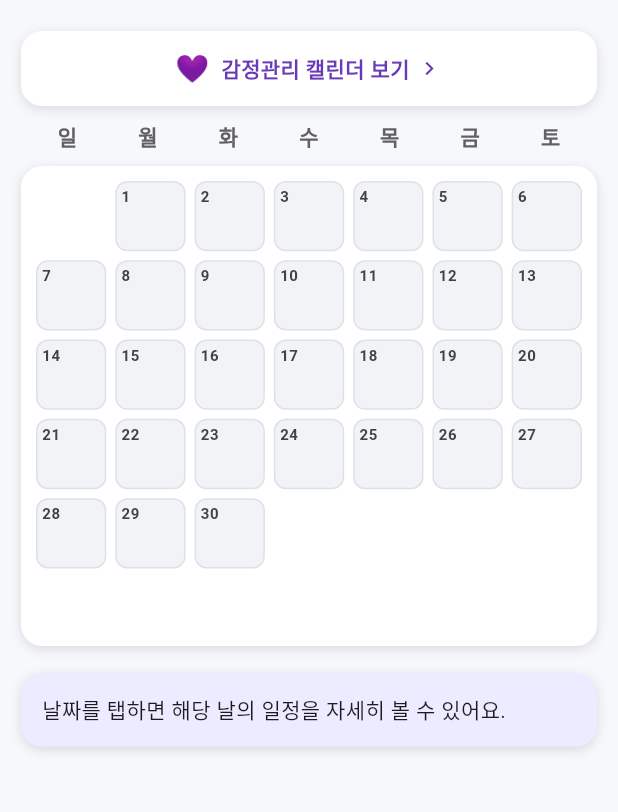
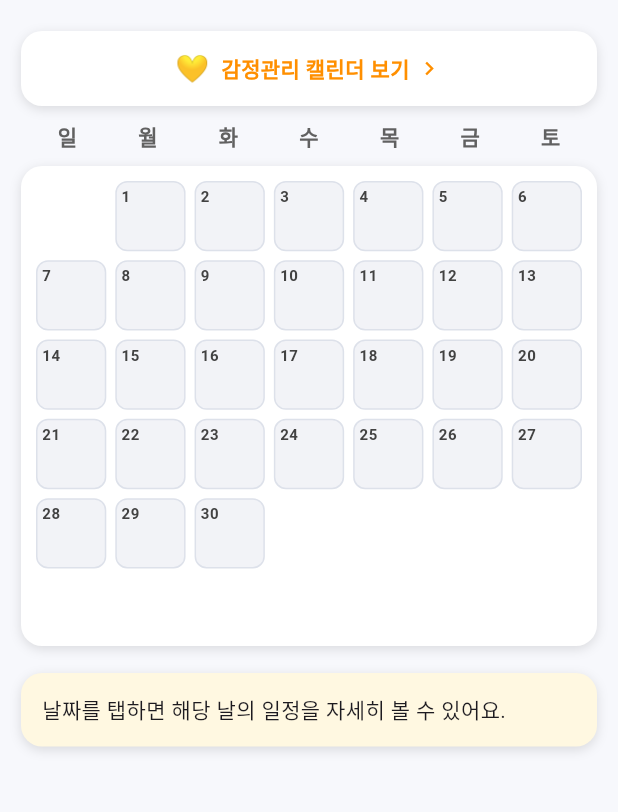
Before and after one commit to guddn/emotion-calendar-app, a Flutter app: the ScheduleScreen screen opened directly with empty values, on a phone screen of 412 x 824 dp, the part 65-877 px from its top. Run offline on Flutter 3.47's test engine with Material 3 defaults, Android fonts, the phone set to English and light mode, and no system bars; our stand-ins replace flutter_markdown; network calls fail.

Commit message:
feat: 색상 변경 및 캐릭터 추가

```diff
--- a/frontend/app/lib/screens/login_screen.dart
+++ b/frontend/app/lib/screens/login_screen.dart
@@ -73,14 +73,14 @@ class _LoginScreenState extends State<LoginScreen> {
               child: Column(
                 crossAxisAlignment: CrossAxisAlignment.stretch,
                 children: [
-                  const Icon(Icons.pets, size: 80, color: Colors.deepPurple),
+                  Icon(Icons.pets, size: 80, color: Colors.amber.shade800),
                   const SizedBox(height: 12),
                   Text(
                     '감정 캘린더',
                     textAlign: TextAlign.center,
                     style: Theme.of(context).textTheme.headlineSmall?.copyWith(
                           fontWeight: FontWeight.w700,
-                          color: Colors.deepPurple,
+                          color: Colors.amber.shade800,
                         ),
                   ),
                   const SizedBox(height: 40),
--- a/frontend/app/lib/screens/schedule_screen.dart
+++ b/frontend/app/lib/screens/schedule_screen.dart
@@ -316,15 +316,17 @@ class _ScheduleMonthGrid extends StatelessWidget {
               child: DecoratedBox(
                 decoration: BoxDecoration(
                   color: daySchedules.isNotEmpty
-                      ? const Color(0xFFEDEBFF)
+                      ? const Color(0xFFFFF8E1)
                       : const Color(0xFFF2F3F7),
                   borderRadius: BorderRadius.circular(8),
                   border: Border.all(color: const Color(0xFFDDE1EA)),
                 ),
+                child: ClipRect(
                   child: Padding(
                   padding: const EdgeInsets.all(4),
                   child: Column(
                     crossAxisAlignment: CrossAxisAlignment.start,
+                    mainAxisSize: MainAxisSize.min,
                     children: [
                       Text(
                         '$day',
@@ -336,15 +338,8 @@ class _ScheduleMonthGrid extends StatelessWidget {
                       ),
                       if (daySchedules.isNotEmpty) ...[
                         const SizedBox(height: 2),
-                        Expanded(
-                          child: Column(
-                            crossAxisAlignment: CrossAxisAlignment.stretch,
-                            children: [
                         for (final s in daySchedules.take(2))
-                                Padding(
-                                  padding:
-                                      const EdgeInsets.only(bottom: 2),
-                                  child: Text(
+                          Text(
                             s.title,
                             maxLines: 1,
                             overflow: TextOverflow.ellipsis,
@@ -353,8 +348,7 @@ class _ScheduleMonthGrid extends StatelessWidget {
                                 .bodySmall
                                 ?.copyWith(
                                   fontSize: 9,
-                                          color: Colors.deepPurple.shade700,
-                                        ),
+                                  color: Colors.amber.shade700,
                                 ),
                           ),
                         if (daySchedules.length > 2)
@@ -369,10 +363,8 @@ class _ScheduleMonthGrid extends StatelessWidget {
                                 ),
                           ),
                       ],
+                    ],
                   ),
-                        ),
-                      ],
-                    ],
                 ),
               ),
             ),
@@ -392,7 +384,7 @@ class _ScheduleHintCard extends StatelessWidget {
     return Container(
       padding: const EdgeInsets.all(14),
       decoration: BoxDecoration(
-        color: const Color(0xFFEDEBFF),
+        color: const Color(0xFFFFF8E1),
         borderRadius: BorderRadius.circular(14),
         boxShadow: const [
           BoxShadow(color: Colors.black12, blurRadius: 6, offset: Offset(0, 2)),
@@ -427,17 +419,17 @@ class _ScheduleNavigateButton extends StatelessWidget {
         child: Row(
           mainAxisAlignment: MainAxisAlignment.center,
           children: [
-            const Text('💜', style: TextStyle(fontSize: 18)),
+            const Text('💛', style: TextStyle(fontSize: 18)),
             const SizedBox(width: 8),
             Text(
               '감정관리 캘린더 보기',
               style: Theme.of(context).textTheme.bodyMedium?.copyWith(
                     fontWeight: FontWeight.w600,
-                    color: Colors.deepPurple,
+                    color: Colors.amber.shade800,
                   ),
             ),
             const SizedBox(width: 4),
-            const Icon(Icons.chevron_right, size: 18, color: Colors.deepPurple),
+            Icon(Icons.chevron_right, size: 18, color: Colors.amber.shade800),
           ],
         ),
       ),
--- a/frontend/app/lib/screens/schedule_screen_popup.dart
+++ b/frontend/app/lib/screens/schedule_screen_popup.dart
@@ -116,7 +116,7 @@ class _ScheduleItem extends StatelessWidget {
       width: double.infinity,
       padding: const EdgeInsets.symmetric(horizontal: 12, vertical: 10),
       decoration: BoxDecoration(
-        color: const Color(0xFFEDEBFF),
+        color: const Color(0xFFFFF8E1),
         borderRadius: BorderRadius.circular(10),
       ),
       child: Column(
@@ -130,7 +130,7 @@ class _ScheduleItem extends StatelessWidget {
                     : Icons.radio_button_unchecked,
                 size: 16,
                 color: schedule.isDone
-                    ? Colors.deepPurple
+                    ? Colors.amber.shade800
                     : Colors.grey.shade500,
               ),
               const SizedBox(width: 6),
```
Also changed, not shown: frontend/app/lib/screens/calendar_screen.dart (+15 -9 lines), frontend/app/lib/screens/character_screen.dart (+15 -11 lines), frontend/app/lib/screens/chat_screen.dart (+5 -5 lines), frontend/app/lib/characters/Iro.png (added). Lines whose indentation alone changed are shown as unchanged.
